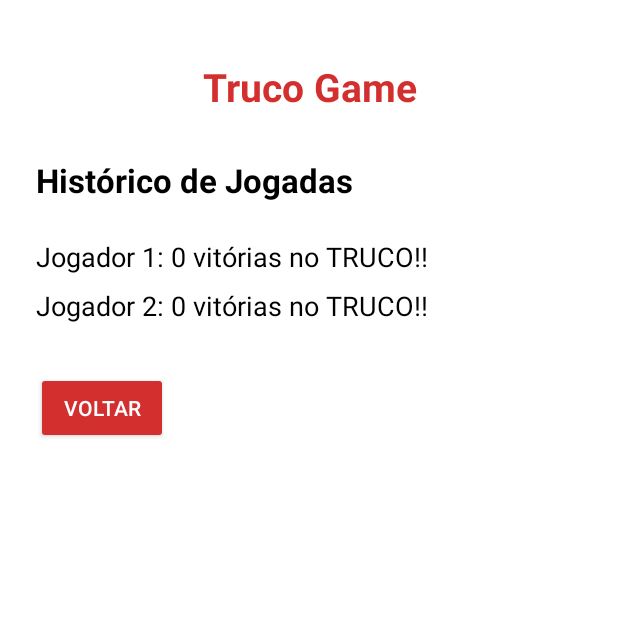
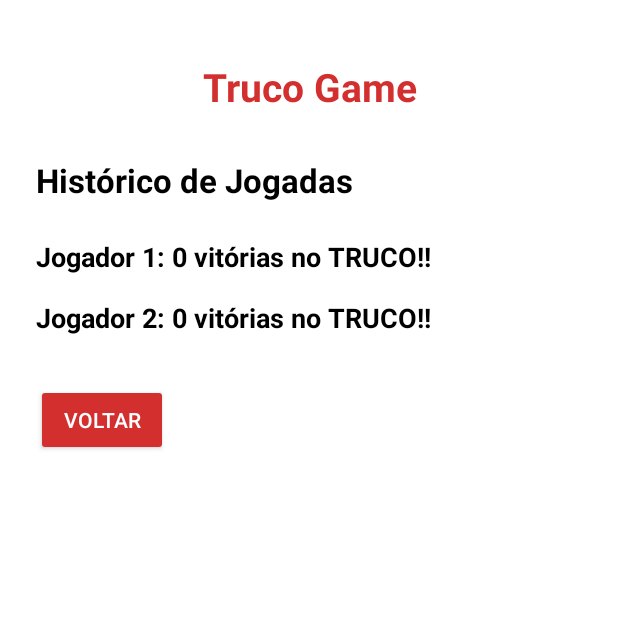
Before and after one commit to maike-rony/trabalhoandroid-truco, an Android app built with Jetpack Compose: the TelaHistoricoJogadas screen opened directly, with no data from a screen before it, on a phone screen of 412 x 824 dp, the top half of it. Run offline under Robolectric (Android 15) with nearby library versions, the phone set to English and light mode, and no system bars.

Commit message:
fix: correcoes de cores

```diff
--- a/app/src/main/res/layout/activity_tela_historico_jogadas.xml
+++ b/app/src/main/res/layout/activity_tela_historico_jogadas.xml
@@ -33,7 +33,7 @@
             android:layout_height="wrap_content"
             android:layout_marginTop="30dp"
             android:text="@string/titulo_historico_jogadas"
-            android:textColor="@color/black"
+            android:textColor="@color/truco_texto"
             android:textSize="22sp"
             android:textStyle="bold"
             app:layout_constraintEnd_toEndOf="parent"
@@ -47,6 +47,7 @@
             android:layout_marginTop="24dp"
             android:textColor="@color/truco_texto"
             android:textSize="18sp"
+            android:textStyle="bold"
             app:layout_constraintEnd_toEndOf="parent"
             app:layout_constraintStart_toStartOf="parent"
             app:layout_constraintTop_toBottomOf="@id/tvTituloHistorico"
@@ -56,11 +57,11 @@
             android:id="@+id/tvCabecalhoJogador2"
             android:layout_width="0dp"
             android:layout_height="wrap_content"
-            android:layout_marginTop="8dp"
+            android:layout_marginTop="16dp"
             android:textColor="@color/truco_texto"
             android:textSize="18sp"
+            android:textStyle="bold"
             app:layout_constraintEnd_toEndOf="parent"
-            app:layout_constraintHorizontal_bias="0.0"
             app:layout_constraintStart_toStartOf="parent"
             app:layout_constraintTop_toBottomOf="@id/tvCabecalhoJogador1"
             tools:text="Jogador 2: 00" />
--- a/app/src/main/res/layout/activity_tela_inicial_jogo.xml
+++ b/app/src/main/res/layout/activity_tela_inicial_jogo.xml
@@ -239,7 +239,7 @@
             android:text="@string/btn_mais_6"
             android:textColor="@color/truco_texto"
             app:layout_constraintEnd_toStartOf="@+id/botaoJ2Mais9"
-            app:layout_constraintStart_toEndOf="@+id/botaoJ2Mais3"
+            app:layout_constraintStart_toEndOf="@id/botaoJ2Mais3"
             app:layout_constraintTop_toTopOf="@id/botaoJ2Mais1" />
 
         <Button
@@ -338,6 +338,7 @@
             android:text="@string/btn_hist_jogadas"
             android:textColor="@color/white"
             android:textSize="12sp"
+            app:backgroundTint="@color/truco_vermelho"
             app:layout_constraintEnd_toStartOf="@+id/botaoZerarHistorico"
             app:layout_constraintHorizontal_chainStyle="spread"
             app:layout_constraintStart_toStartOf="parent"
--- /dev/null
+++ b/app/src/main/res/values-night/colors.xml
@@ -0,0 +1,16 @@
+<?xml version="1.0" encoding="utf-8"?>
+<resources>
+    <color name="truco_fundo">#FF121212</color>
+    <color name="truco_fundo_escuro">#FF121212</color>
+    <color name="truco_superficie">#FF1E1E1E</color>
+    <color name="truco_superficie_cinza">#FF1E1E1E</color>
+    <color name="truco_texto">#FFFFFFFF</color>
+    <color name="truco_cinza_claro">#FFE0E0E0</color>
+    <color name="truco_texto_secundario">#FFE0E0E0</color>
+    <color name="truco_cinza_medio">#FF9E9E9E</color>
+    <color name="truco_vermelho">#FFD32F2F</color>
+    <color name="truco_vermelho_escuro">#FF8E0000</color>
+    <color name="truco_vermelho_claro">#FFFF5252</color>
+    <color name="white">#FFFFFFFF</color>
+    <color name="black">#FF000000</color>
+</resources>
```
